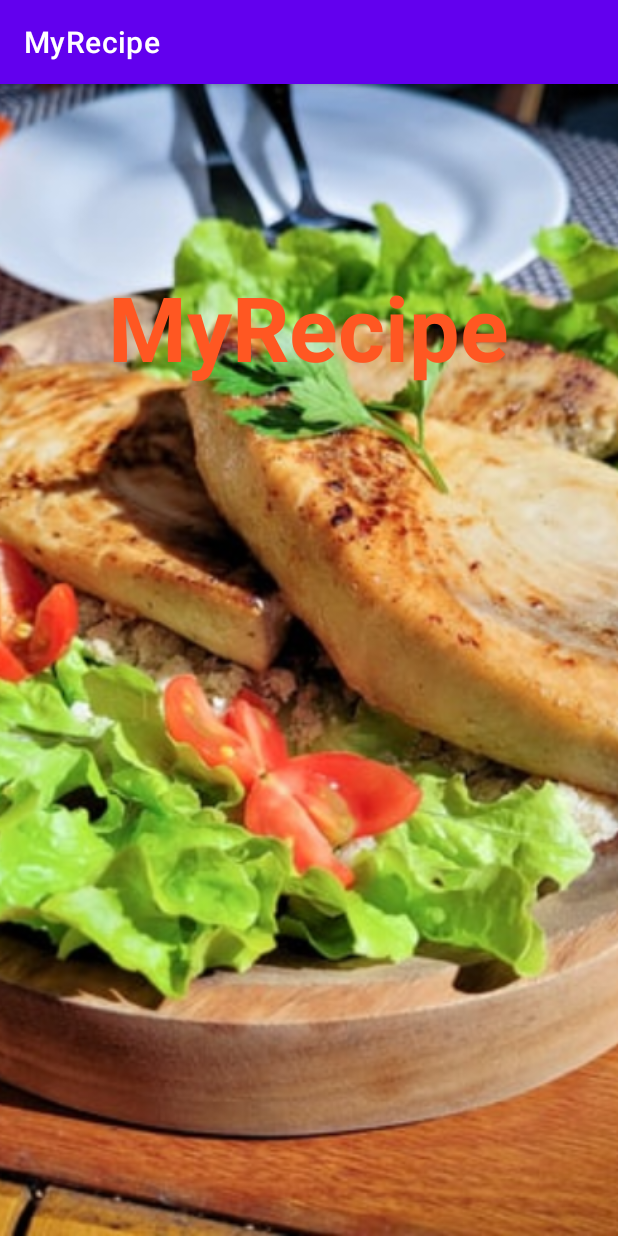
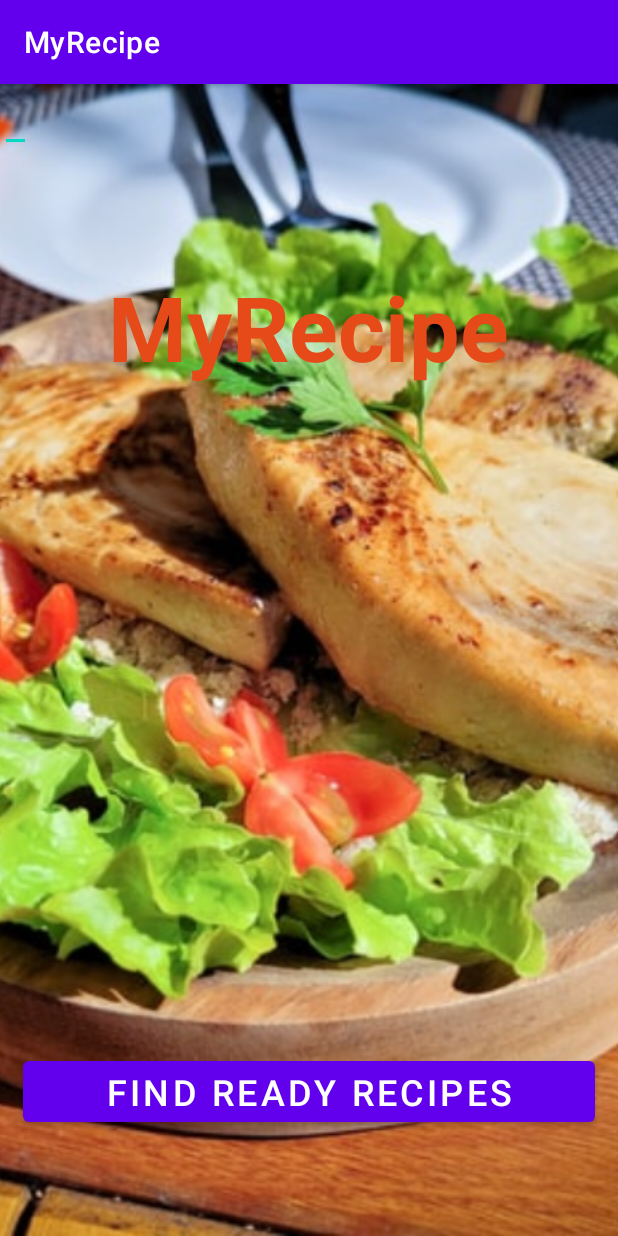
Before and after one commit to KevinMokoro/MyRecipe, an Android app: the screen it shows after launch (MainActivity), on a phone screen of 412 x 824 dp. Run offline under Robolectric (Android 15) with nearby library versions, the phone set to English and light mode, and no system bars; Roboto replaces fonts that are not available here.

Commit message:
This will add a find recipe button on main activity.

```diff
--- a/app/src/main/res/layout/activity_main.xml
+++ b/app/src/main/res/layout/activity_main.xml
@@ -14,17 +14,39 @@
         android:src="@drawable/myrecipe" />
 
     <TextView
+        android:id="@+id/appName"
         android:layout_width="wrap_content"
         android:layout_height="wrap_content"
         android:layout_alignParentTop="true"
         android:layout_centerHorizontal="true"
         android:layout_marginTop="111dp"
         android:fontFamily="@font/days_one"
+        android:padding="10dp"
         android:text="MyRecipe"
-        android:padding="10dp"
-        android:textColor="@color/primary"
+        android:textColor="@color/primary_dark"
         android:textSize="60sp"
         android:textStyle="bold" />
+
+    <Button
+        android:id="@+id/findRecipe"
+        android:layout_width="match_parent"
+        android:layout_height="wrap_content"
+        android:layout_alignParentStart="true"
+        android:layout_alignParentBottom="true"
+        android:layout_centerHorizontal="true"
+        android:layout_marginStart="15dp"
+        android:layout_marginLeft="15dp"
+        android:layout_marginTop="15dp"
+        android:layout_marginEnd="15dp"
+        android:layout_marginRight="15dp"
+        android:layout_marginBottom="70dp"
+        android:text="Find Ready Recipes"
+        android:textSize="24sp" />
+
+    <EditText
+        android:id="@+id/editTextIngredient"
+        android:layout_width="wrap_content"
+        android:layout_height="wrap_content" />
 
 
 
```
